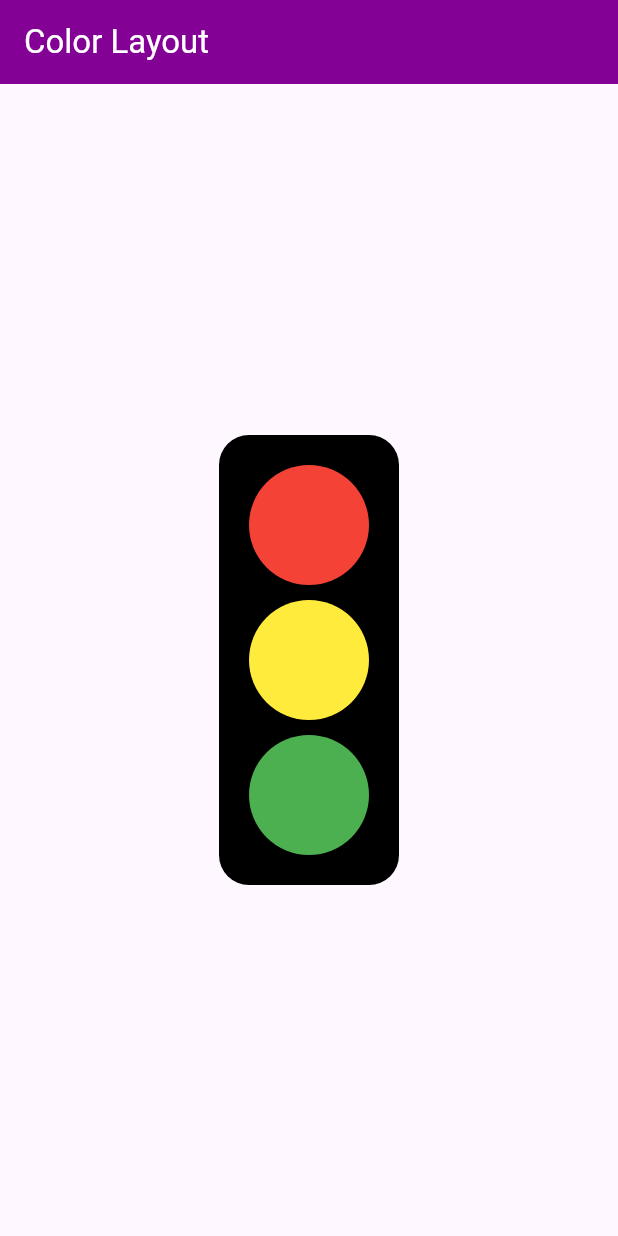
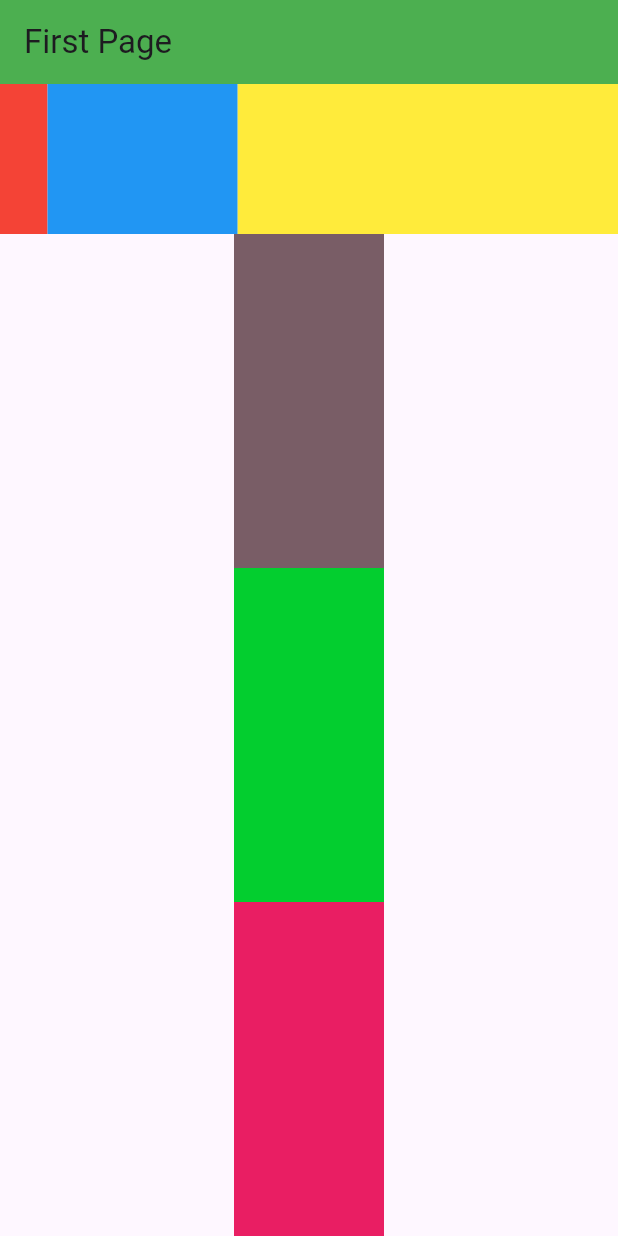
Before and after one commit to 660710765/Mobile, a Flutter app: the screen it shows after launch, on a phone screen of 412 x 824 dp. Run offline on Flutter 3.47's test engine with Material 3 defaults, Android fonts, the phone set to English and light mode, and no system bars.

Commit message:
Expanded

```diff
--- a/Flutter_Mobile/first_app/lib/main.dart
+++ b/Flutter_Mobile/first_app/lib/main.dart
@@ -28,20 +28,24 @@ class MyWidget extends StatelessWidget {
   Widget build(BuildContext context) {
     return Scaffold(
       appBar: AppBar(
-        title: const Text('Color Layout',style: TextStyle(color:Colors.white),),
-        centerTitle: false,
-        backgroundColor: const Color.fromARGB(255, 131, 1, 148),
+        title: const Text('First Page'),
+        backgroundColor: Colors.green,
       ),
-      body:Center(child: Stack(
-        alignment: Alignment.center,
-        children: [
-        Container(height: 300,width: 120, decoration: BoxDecoration(color: Colors.black,borderRadius: BorderRadius.circular(20)),),
-        Positioned(top:20, child:Container(height: 80,width: 80,decoration: BoxDecoration(color: Colors.red,shape: BoxShape.circle),),),
-        Container(height: 80,width: 80,decoration: BoxDecoration(color: Colors.yellow,shape: BoxShape.circle),),
-        Positioned(bottom:20, child:Container(height: 80,width: 80,decoration: BoxDecoration(color: Colors.green,shape: BoxShape.circle),),)
-        ],)     ,)
+      body: Column(
+        mainAxisAlignment: MainAxisAlignment.start,
+        children: [ Row(mainAxisAlignment: MainAxisAlignment.start,children: [
+          Expanded(flex:1 ,child:  Container(height: 100,color: Colors.red,)),
+          Expanded(flex:4 ,child:Container(height: 100,color: Colors.blue,)),
+          Expanded(flex:8 ,child:Container(height: 100,color: Colors.yellow,)),
 
+        ],
+        ),
+        Expanded(flex:1 ,child:  Container(width: 100,color: const Color.fromARGB(255, 121, 93, 102),)),
+             Expanded(flex:1 ,child:  Container(width: 100,color: const Color.fromARGB(255, 3, 206, 47),)),
+        Expanded(flex:1 ,child:  Container(width: 100,color: Colors.pink,))
+        ],
 
+      ),
     );
   }
 }
```
